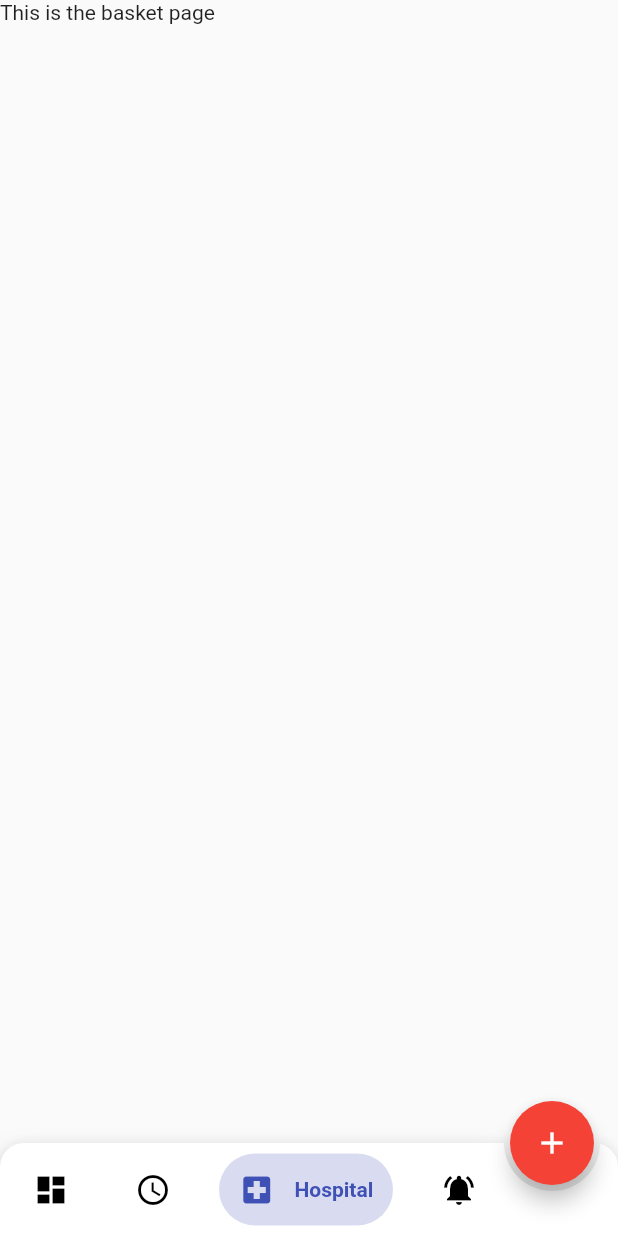
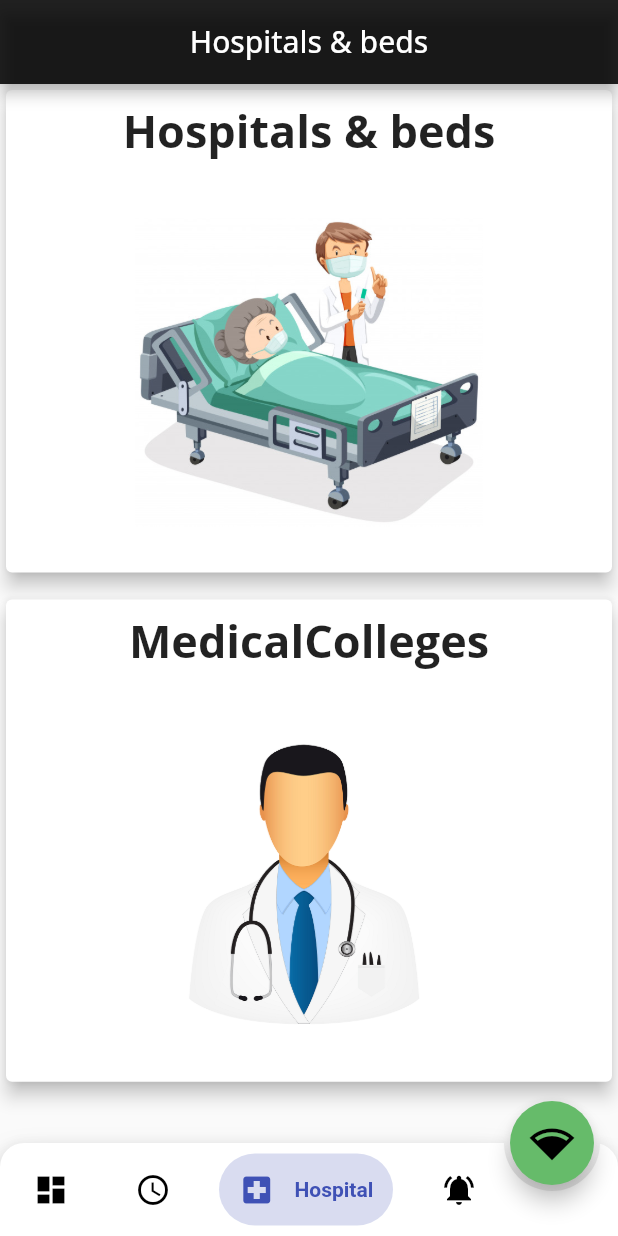
Before and after one commit to nikhil269/Corona, a Flutter app: the screen it shows after launch, item 3 of the bottom bar chosen, on a phone screen of 412 x 824 dp. Run offline on Flutter 3.47's test engine with Material 2 defaults, Android fonts, the light colour scheme and no system bars; drawn by our look-alikes of bubble_bottom_bar; our stand-ins replace google_fonts; network calls fail.

Commit message:
Some new Pages are addded

```diff
--- a/lib/main.dart
+++ b/lib/main.dart
@@ -1,5 +1,8 @@
+import 'package:corona/pages/contact.dart';
 import 'package:corona/pages/homepage.dart';
+import 'package:corona/pages/hospital.dart';
 import 'package:corona/pages/recentNews.dart';
+import 'package:corona/pages/notification.dart';
 import 'package:flutter/material.dart';
 import 'package:bubble_bottom_bar/bubble_bottom_bar.dart';
 
@@ -35,13 +38,22 @@ class _MainState extends State<Main> {
       theme: ThemeData(brightness: Brightness.light),
       home: Scaffold(
         floatingActionButton: FloatingActionButton(
-          onPressed: () {},
-          child: Icon(Icons.add),
-          backgroundColor: Colors.red,
+          hoverColor: Colors.yellow,
+          hoverElevation: 15.0,
+          tooltip: "Connected",
+          onPressed: () {
+       //   Navigator.of(context).pushNamed('/contact');
+          },
+          child: Icon(
+            Icons.network_wifi,
+            size: 30.0,
+            color: Colors.black,
+          ),
+          backgroundColor: Colors.green[400],
         ),
         floatingActionButtonLocation: FloatingActionButtonLocation.endDocked,
         bottomNavigationBar: BubbleBottomBar(
-       //   backgroundColor: Colors.white12,
+          //   backgroundColor: Colors.white12,
           opacity: .2,
           currentIndex: currentIndex,
           onTap: changePage,
@@ -111,6 +123,10 @@ _getPage(int page) {
       return HomePage();
     case 1:
       return News();
+    case 2:
+      return Hospital();
+    case 3:
+      return Notifications();
     default:
       return Column(
         mainAxisSize: MainAxisSize.min,
--- /dev/null
+++ b/lib/pages/hospital.dart
@@ -0,0 +1,96 @@
+import 'package:corona/pages/hospitalbeds.dart';
+import 'package:corona/pages/medicalclg.dart';
+import 'package:flutter/material.dart';
+import 'package:google_fonts/google_fonts.dart';
+
+class Hospital extends StatelessWidget {
+  @override
+  Widget build(BuildContext context) {
+    return Scaffold(
+      appBar: AppBar(
+        backgroundColor: Colors.black87,
+        title: Center(
+          child: Text(
+            "Hospitals & beds",
+            style: GoogleFonts.openSans(),
+          ),
+        ),
+      ),
+      body: ListView(
+        children: <Widget>[
+          InkWell(
+            onTap: () {
+              Navigator.push(context,
+                  MaterialPageRoute(builder: (context) => HospitalBed()));
+            },
+            child: Container(
+              height: MediaQuery.of(context).size.height / 2.5,
+              child: Card(
+                elevation: 5.0,
+                child: Column(
+                  mainAxisAlignment: MainAxisAlignment.spaceAround,
+                  children: <Widget>[
+                    Center(
+                      child: Text(
+                        "Hospitals & beds",
+                        style: GoogleFonts.openSans(
+                            fontSize: 30.0, fontWeight: FontWeight.bold),
+                      ),
+                    ),
+                    SizedBox(
+                      height: 10.0,
+                    ),
+                    Container(
+                        height: MediaQuery.of(context).size.height / 4,
+                        child:
+                            Image.asset("assets/bed.jpg", fit: BoxFit.cover)),
+                    SizedBox(
+                      height: 10.0,
+                    )
+                  ],
+                ),
+              ),
+            ),
+          ),
+          SizedBox(
+            height: 10.0,
+          ),
+          InkWell(
+            onTap: () {
+              Navigator.push(
+                  context, MaterialPageRoute(builder: (context) => MediClg()));
+            },
+            child: Container(
+              height: MediaQuery.of(context).size.height / 2.5,
+              child: Card(
+                elevation: 5.0,
+                child: Column(
+                  mainAxisAlignment: MainAxisAlignment.spaceAround,
+                  children: <Widget>[
+                    Center(
+                      child: Text(
+                        "MedicalColleges",
+                        style: GoogleFonts.openSans(
+                            fontSize: 30.0, fontWeight: FontWeight.bold),
+                      ),
+                    ),
+                    SizedBox(
+                      height: 10.0,
+                    ),
+                    Container(
+                        height: MediaQuery.of(context).size.height / 4,
+                        child: Image.asset("assets/doctor.png",
+                            fit: BoxFit.cover)),
+                    SizedBox(
+                      height: 10.0,
+                    )
+                  ],
+                ),
+              ),
+            ),
+          ),
+        ],
+      ),
+    );
+  }
+}
--- a/pubspec.yaml
+++ b/pubspec.yaml
@@ -31,6 +31,8 @@ dependencies:
   http: ^0.12.0+4
   google_fonts: ^0.5.0+1
   bubble_bottom_bar: ^1.2.0
+  url_launcher: ^5.4.5
+  dynamic_theme: ^1.0.1
 
 dev_dependencies:
   flutter_test:
@@ -50,6 +52,8 @@ flutter:
   # To add assets to your application, add an assets section, like this:
   assets:
     - assets/header.png
+    - assets/bed.jpg
+    - assets/doctor.png
   #   - images/a_dot_ham.jpeg
 
   # An image asset can refer to one or more resolution-specific "variants", see
```
Also changed, not shown: lib/pages/contact.dart (added, +92 -0 lines), lib/pages/dist.dart (+0 -11 lines), lib/pages/homepage.dart (+104 -40 lines), lib/pages/hospitalbeds.dart (added, +132 -0 lines), lib/pages/medicalclg.dart (added, +117 -0 lines), lib/pages/notification.dart (added, +96 -0 lines), assets/bed.jpg (added), assets/doctor.png (added), pubspec.lock.
